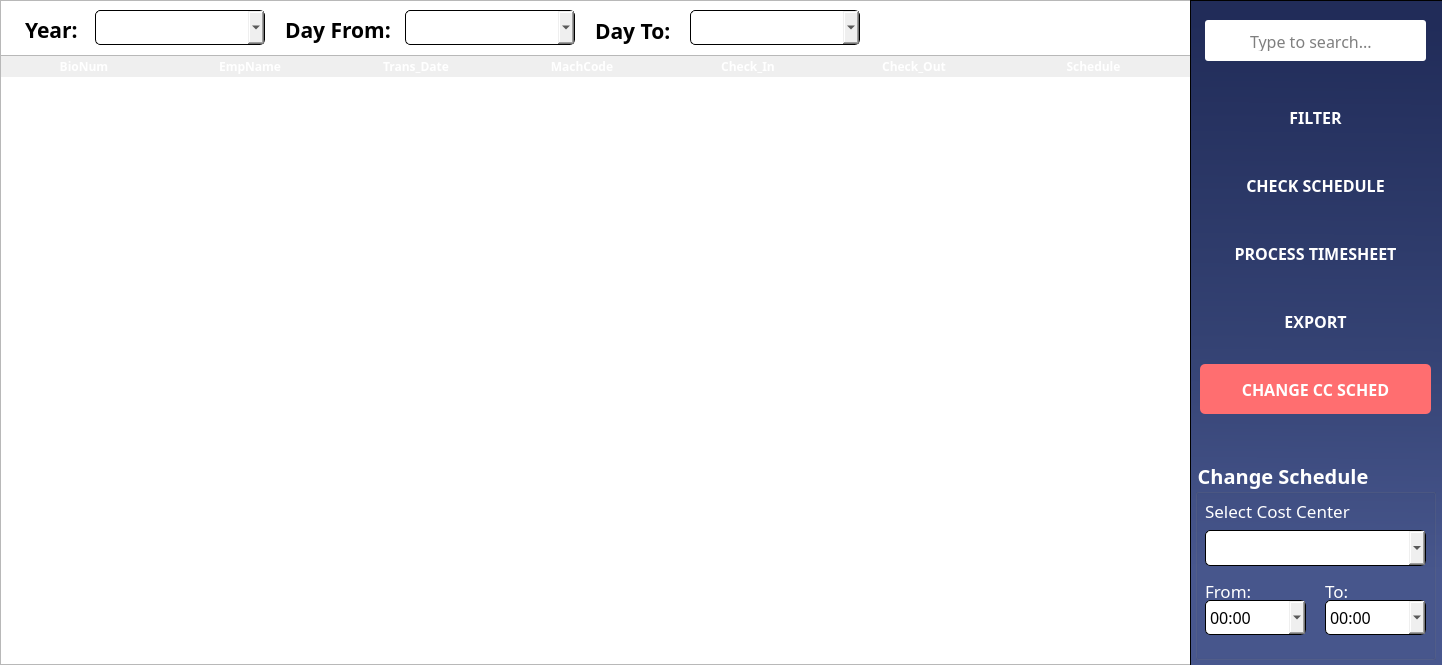
Maze711/systemPayroll, file MainFrame/Resources/UI/timecard.ui: the form before one commit.
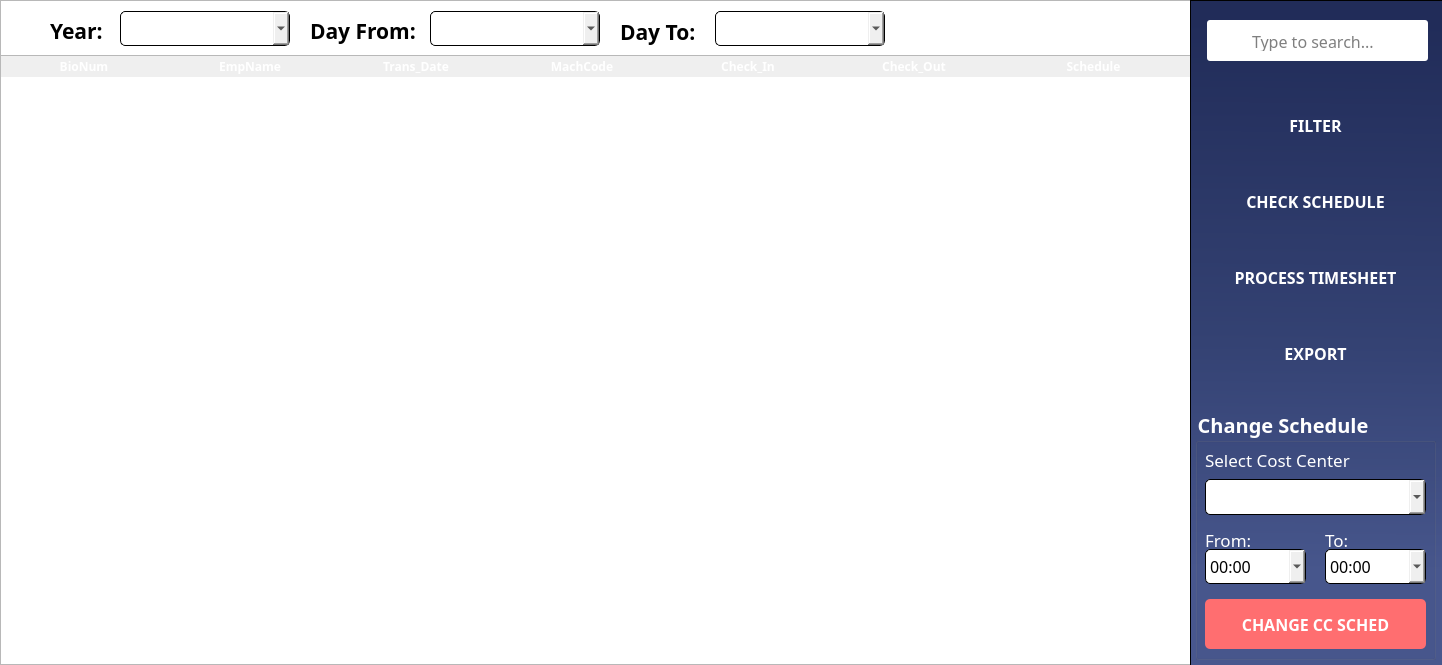
The form after the commit. Icons and pictures are not drawn.

Diff of the .ui file:
```diff
--- a/MainFrame/Resources/UI/timecard.ui
+++ b/MainFrame/Resources/UI/timecard.ui
@@ -21,19 +21,7 @@
    <string notr="true">#Dialog{
 	background-color: white;
 }
-
-#btnCheckSched, #btnFilter, #btnCostCenter {
-	background-color: &quot;#546aba&quot;;
-	color: white;
-	border-radius: 5px;
-}
-
-
-#btnTimeSheet, #importBTN, #btnExport{
-border-radius: 5px;
-	color: white;
-background-color: &quot;#30d977&quot;;
-}</string>
+</string>
   </property>
   <widget class="QTableWidget" name="TimeListTable">
    <property name="geometry">
@@ -222,7 +210,7 @@
    <widget class="QFrame" name="searchBar">
     <property name="geometry">
      <rect>
-      <x>15</x>
+      <x>17</x>
       <y>20</y>
       <width>221</width>
       <height>41</height>
@@ -309,9 +297,9 @@
     <property name="geometry">
      <rect>
       <x>5</x>
-      <y>460</y>
+      <y>409</y>
       <width>241</width>
-      <height>200</height>
+      <height>251</height>
      </rect>
     </property>
     <property name="font">
@@ -330,6 +318,16 @@
 #costCenterBox, #costCenterFrom, #costCenterTo{
 border: 1px solid black;
 border-radius: 5px;
+}
+
+#btnCCSched{
+background-color: rgb(255, 110, 112);
+	color: white;
+	border-radius: 5px;
+}
+
+#btnCCSched:hover{
+background-color: #c75657;
 }</string>
     </property>
     <property name="title">
@@ -686,6 +684,51 @@
       <string>From:</string>
      </property>
     </widget>
+    <widget class="QPushButton" name="btnCCSched">
+     <property name="geometry">
+      <rect>
+       <x>10</x>
+       <y>190</y>
+       <width>221</width>
+       <height>50</height>
+      </rect>
+     </property>
+     <property name="sizePolicy">
+      <sizepolicy hsizetype="Minimum" vsizetype="Fixed">
+       <horstretch>0</horstretch>
+       <verstretch>0</verstretch>
+      </sizepolicy>
+     </property>
+     <property name="minimumSize">
+      <size>
+       <width>0</width>
+       <height>50</height>
+      </size>
+     </property>
+     <property name="font">
+      <font>
+       <family>Poppins</family>
+       <pointsize>12</pointsize>
+       <weight>75</weight>
+       <bold>true</bold>
+      </font>
+     </property>
+     <property name="cursor">
+      <cursorShape>PointingHandCursor</cursorShape>
+     </property>
+     <property name="styleSheet">
+      <string notr="true"/>
+     </property>
+     <property name="text">
+      <string>CHANGE CC SCHED</string>
+     </property>
+     <property name="iconSize">
+      <size>
+       <width>22</width>
+       <height>22</height>
+      </size>
+     </property>
+    </widget>
    </widget>
    <widget class="QWidget" name="widget" native="true">
     <property name="geometry">
@@ -693,14 +736,31 @@
       <x>10</x>
       <y>80</y>
       <width>231</width>
-      <height>351</height>
+      <height>321</height>
      </rect>
     </property>
     <property name="styleSheet">
-     <string notr="true">
+     <string notr="true">#btnCheckSched, #btnFilter {
+	background-color: &quot;#546aba&quot;;
+	color: white;
+	border-radius: 5px;
+}
+
+#btnTimeSheet, #btnExport{
+border-radius: 5px;
+	color: white;
+background-color: &quot;#30d977&quot;;
+}
+
 #btnCheckSched:hover, #btnFilter:hover{
-	background-color: &quot;#45a049''
-}</string>
+background-color: #485ba1;
+}
+
+#btnTimeSheet:hover, #btnExport:hover{
+	background-color: &quot;#26ad5f&quot;;
+}
+
+</string>
     </property>
     <layout class="QVBoxLayout" name="verticalLayout_2">
      <item>
@@ -859,47 +919,6 @@
        </property>
       </widget>
      </item>
-     <item>
-      <widget class="QPushButton" name="btnCCSched">
-       <property name="sizePolicy">
-        <sizepolicy hsizetype="Minimum" vsizetype="Fixed">
-         <horstretch>0</horstretch>
-         <verstretch>0</verstretch>
-        </sizepolicy>
-       </property>
-       <property name="minimumSize">
-        <size>
-         <width>0</width>
-         <height>50</height>
-        </size>
-       </property>
-       <property name="font">
-        <font>
-         <family>Poppins</family>
-         <pointsize>12</pointsize>
-         <weight>75</weight>
-         <bold>true</bold>
-        </font>
-       </property>
-       <property name="cursor">
-        <cursorShape>PointingHandCursor</cursorShape>
-       </property>
-       <property name="styleSheet">
-        <string notr="true">background-color: rgb(255, 110, 112);
-	color: white;
-	border-radius: 5px;</string>
-       </property>
-       <property name="text">
-        <string>CHANGE CC SCHED</string>
-       </property>
-       <property name="iconSize">
-        <size>
-         <width>22</width>
-         <height>22</height>
-        </size>
-       </property>
-      </widget>
-     </item>
     </layout>
    </widget>
   </widget>
@@ -932,8 +951,8 @@
    <widget class="QLabel" name="lblYear">
     <property name="geometry">
      <rect>
-      <x>25</x>
-      <y>9</y>
+      <x>50</x>
+      <y>10</y>
       <width>71</width>
       <height>41</height>
      </rect>
@@ -953,8 +972,8 @@
    <widget class="QComboBox" name="dateFromCC">
     <property name="geometry">
      <rect>
-      <x>405</x>
-      <y>10</y>
+      <x>430</x>
+      <y>11</y>
       <width>170</width>
       <height>35</height>
      </rect>
@@ -968,8 +987,8 @@
    <widget class="QComboBox" name="yearCC">
     <property name="geometry">
      <rect>
-      <x>95</x>
-      <y>10</y>
+      <x>120</x>
+      <y>11</y>
       <width>170</width>
       <height>35</height>
      </rect>
@@ -989,8 +1008,8 @@
    <widget class="QComboBox" name="dateToCC">
     <property name="geometry">
      <rect>
-      <x>690</x>
-      <y>10</y>
+      <x>715</x>
+      <y>11</y>
       <width>170</width>
       <height>35</height>
      </rect>
@@ -1004,8 +1023,8 @@
    <widget class="QLabel" name="lblDateFrom">
     <property name="geometry">
      <rect>
-      <x>285</x>
-      <y>9</y>
+      <x>310</x>
+      <y>10</y>
       <width>121</width>
       <height>41</height>
      </rect>
@@ -1025,8 +1044,8 @@
    <widget class="QLabel" name="lblDateTo">
     <property name="geometry">
      <rect>
-      <x>595</x>
-      <y>10</y>
+      <x>620</x>
+      <y>11</y>
       <width>91</width>
       <height>41</height>
      </rect>
```
